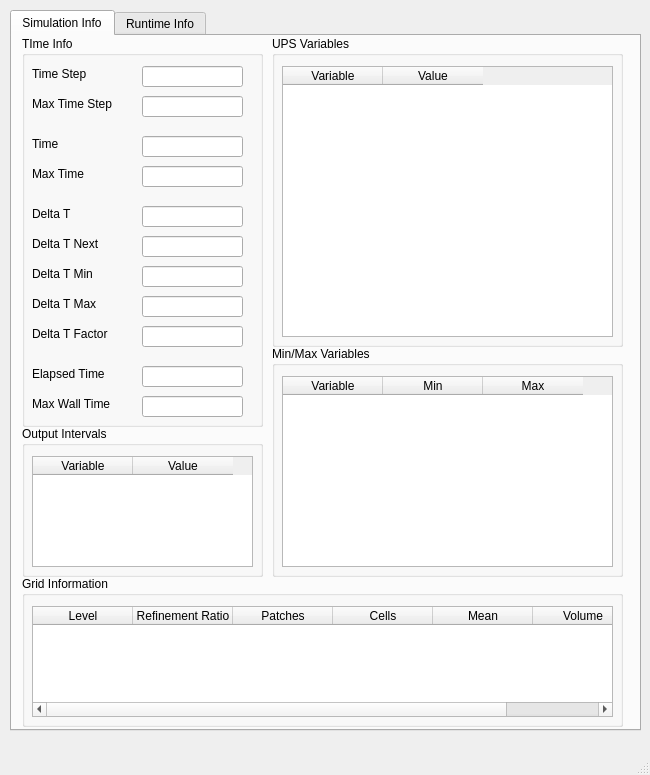
This is src/VisIt/libsim/uintah.ui in Uintah/Uintah as Qt 5 draws it before an edit. The edited form follows.
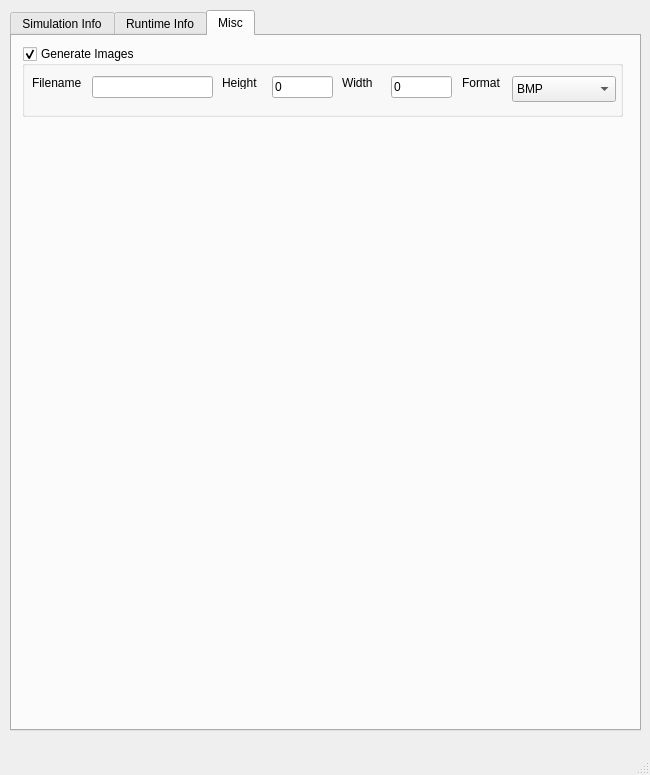
This is the edited form. The open tabs and pages were chosen to show the change.

Commit message: added the ability to save images

```diff
--- a/src/VisIt/libsim/uintah.ui
+++ b/src/VisIt/libsim/uintah.ui
@@ -565,6 +565,160 @@
       </widget>
      </widget>
     </widget>
+    <widget class="QWidget" name="tab_3">
+     <attribute name="title">
+      <string>Misc</string>
+     </attribute>
+     <widget class="QGroupBox" name="ImageGroupBox">
+      <property name="geometry">
+       <rect>
+        <x>10</x>
+        <y>10</y>
+        <width>601</width>
+        <height>71</height>
+       </rect>
+      </property>
+      <property name="title">
+       <string>Generate Images</string>
+      </property>
+      <property name="checkable">
+       <bool>true</bool>
+      </property>
+      <widget class="QLabel" name="ImageFilenameLabel">
+       <property name="geometry">
+        <rect>
+         <x>10</x>
+         <y>30</y>
+         <width>56</width>
+         <height>13</height>
+        </rect>
+       </property>
+       <property name="text">
+        <string>Filename</string>
+       </property>
+      </widget>
+      <widget class="QLabel" name="ImageHeightLabel">
+       <property name="geometry">
+        <rect>
+         <x>200</x>
+         <y>30</y>
+         <width>56</width>
+         <height>13</height>
+        </rect>
+       </property>
+       <property name="text">
+        <string>Height</string>
+       </property>
+      </widget>
+      <widget class="QLabel" name="ImageWidthLabel">
+       <property name="geometry">
+        <rect>
+         <x>320</x>
+         <y>30</y>
+         <width>56</width>
+         <height>13</height>
+        </rect>
+       </property>
+       <property name="text">
+        <string>Width</string>
+       </property>
+      </widget>
+      <widget class="QLabel" name="ImageFormatLabel">
+       <property name="geometry">
+        <rect>
+         <x>440</x>
+         <y>30</y>
+         <width>56</width>
+         <height>13</height>
+        </rect>
+       </property>
+       <property name="text">
+        <string>Format</string>
+       </property>
+      </widget>
+      <widget class="QComboBox" name="ImageFormat">
+       <property name="geometry">
+        <rect>
+         <x>490</x>
+         <y>30</y>
+         <width>104</width>
+         <height>26</height>
+        </rect>
+       </property>
+       <item>
+        <property name="text">
+         <string>BMP</string>
+        </property>
+       </item>
+       <item>
+        <property name="text">
+         <string>JPEG</string>
+        </property>
+       </item>
+       <item>
+        <property name="text">
+         <string notr="true">PNG</string>
+        </property>
+       </item>
+       <item>
+        <property name="text">
+         <string>POVRAY</string>
+        </property>
+       </item>
+       <item>
+        <property name="text">
+         <string>PPM</string>
+        </property>
+       </item>
+       <item>
+        <property name="text">
+         <string>RGB</string>
+        </property>
+       </item>
+       <item>
+        <property name="text">
+         <string>TIFF</string>
+        </property>
+       </item>
+      </widget>
+      <widget class="QLineEdit" name="ImageWidth">
+       <property name="geometry">
+        <rect>
+         <x>369</x>
+         <y>30</y>
+         <width>61</width>
+         <height>22</height>
+        </rect>
+       </property>
+       <property name="text">
+        <string>0</string>
+       </property>
+      </widget>
+      <widget class="QLineEdit" name="ImageHeight">
+       <property name="geometry">
+        <rect>
+         <x>250</x>
+         <y>30</y>
+         <width>61</width>
+         <height>22</height>
+        </rect>
+       </property>
+       <property name="text">
+        <string>0</string>
+       </property>
+      </widget>
+      <widget class="QLineEdit" name="ImageFilename">
+       <property name="geometry">
+        <rect>
+         <x>70</x>
+         <y>30</y>
+         <width>121</width>
+         <height>22</height>
+        </rect>
+       </property>
+      </widget>
+     </widget>
+    </widget>
    </widget>
   </widget>
   <widget class="QMenuBar" name="menubar">
```
The commit also changes 7 other files.
